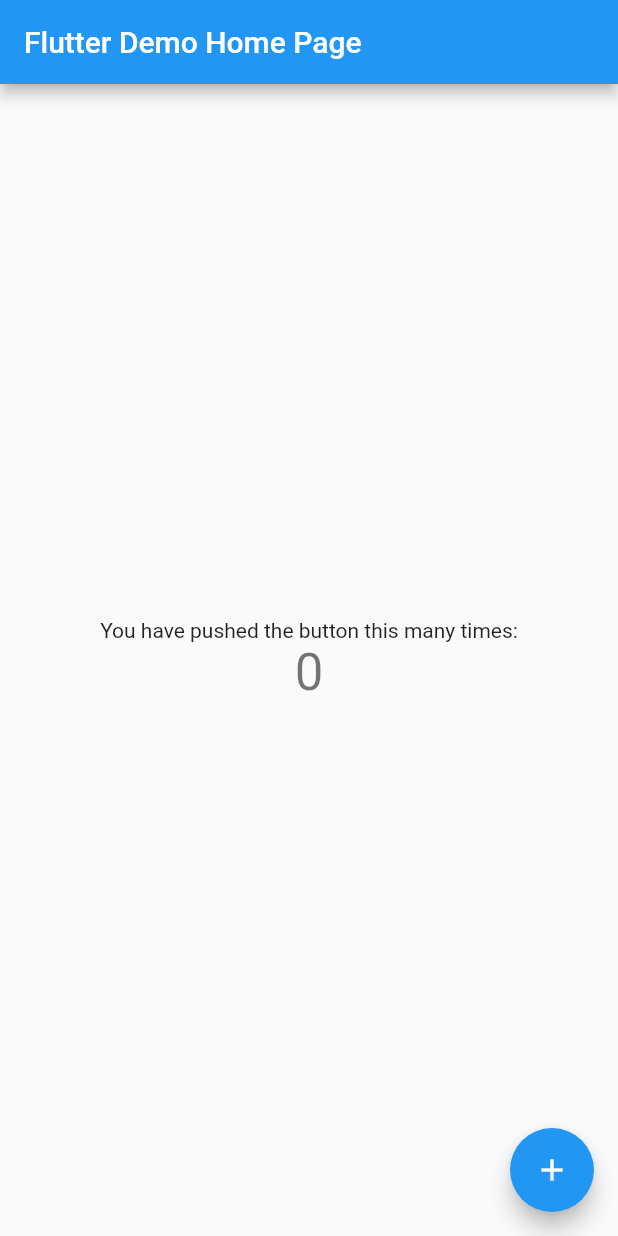
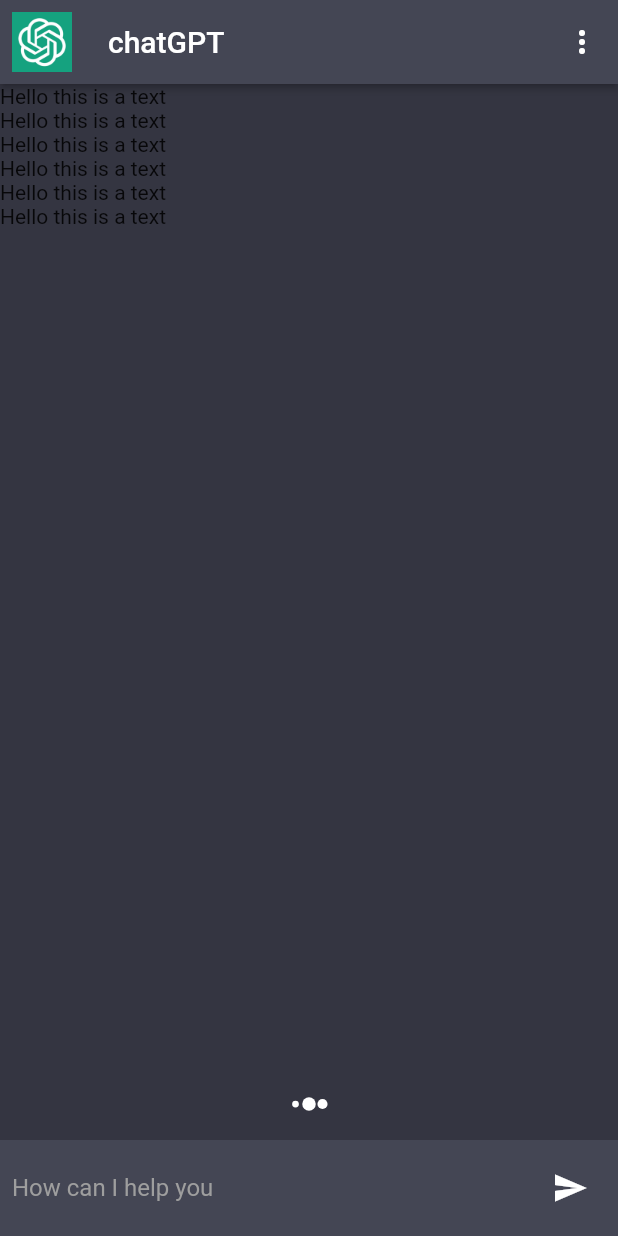
Before and after one commit to ElvisTV/chatbot, a Flutter app: the screen it shows after launch, on a phone screen of 412 x 824 dp. Run offline on Flutter 3.47's test engine with Material 2 defaults, Android fonts, the phone set to English and light mode, and no system bars; our stand-ins replace flutter_spinkit.

Commit message:
30 minits finish

```diff
--- /dev/null
+++ b/lib/constants/constants.dart
@@ -0,0 +1,5 @@
+import 'package:flutter/material.dart';
+
+Color scaffoldBackground = const Color(0xFF343541);
+
+Color cardColor = const Color(0xFF444654);
--- a/lib/main.dart
+++ b/lib/main.dart
@@ -1,4 +1,7 @@
+import 'package:chatgpt_course/constants/constants.dart';
+import 'package:chatgpt_course/screens/chat_screen.dart';
 import 'package:flutter/material.dart';
+
 
 void main() {
   runApp(const MyApp());
@@ -12,104 +15,14 @@ class MyApp extends StatelessWidget {
   Widget build(BuildContext context) {
     return MaterialApp(
       title: 'Flutter Demo',
+      debugShowCheckedModeBanner: false,
       theme: ThemeData(
-        // This is the theme of your application.
-        //
-        // Try running your application with "flutter run". You'll see the
-        // application has a blue toolbar. Then, without quitting the app, try
-        // changing the primarySwatch below to Colors.green and then invoke
-        // "hot reload" (press "r" in the console where you ran "flutter run",
-        // or simply save your changes to "hot reload" in a Flutter IDE).
-        // Notice that the counter didn't reset back to zero; the application
-        // is not restarted.
-        primarySwatch: Colors.blue,
+        scaffoldBackgroundColor: scaffoldBackground,
+        appBarTheme: AppBarTheme(
+          color: cardColor,
+        )
       ),
-      home: const MyHomePage(title: 'Flutter Demo Home Page'),
+      home: const ChatScreen(),
     );
   }
 }
-
-class MyHomePage extends StatefulWidget {
-  const MyHomePage({super.key, required this.title});
-
-  // This widget is the home page of your application. It is stateful, meaning
-  // that it has a State object (defined below) that contains fields that affect
-  // how it looks.
-
-  // This class is the configuration for the state. It holds the values (in this
-  // case the title) provided by the parent (in this case the App widget) and
-  // used by the build method of the State. Fields in a Widget subclass are
-  // always marked "final".
-
-  final String title;
-
-  @override
-  State<MyHomePage> createState() => _MyHomePageState();
-}
-
-class _MyHomePageState extends State<MyHomePage> {
-  int _counter = 0;
-
-  void _incrementCounter() {
-    setState(() {
-      // This call to setState tells the Flutter framework that something has
-      // changed in this State, which causes it to rerun the build method below
-      // so that the display can reflect the updated values. If we changed
-      // _counter without calling setState(), then the build method would not be
-      // called again, and so nothing would appear to happen.
-      _counter++;
-    });
-  }
-
-  @override
-  Widget build(BuildContext context) {
-    // This method is rerun every time setState is called, for instance as done
-    // by the _incrementCounter method above.
-    //
-    // The Flutter framework has been optimized to make rerunning build methods
-    // fast, so that you can just rebuild anything that needs updating rather
-    // than having to individually change instances of widgets.
-    return Scaffold(
-      appBar: AppBar(
-        // Here we take the value from the MyHomePage object that was created by
-        // the App.build method, and use it to set our appbar title.
-        title: Text(widget.title),
-      ),
-      body: Center(
-        // Center is a layout widget. It takes a single child and positions it
-        // in the middle of the parent.
-        child: Column(
-          // Column is also a layout widget. It takes a list of children and
-          // arranges them vertically. By default, it sizes itself to fit its
-          // children horizontally, and tries to be as tall as its parent.
-          //
-          // Invoke "debug painting" (press "p" in the console, choose the
-          // "Toggle Debug Paint" action from the Flutter Inspector in Android
-          // Studio, or the "Toggle Debug Paint" command in Visual Studio Code)
-          // to see the wireframe for each widget.
-          //
-          // Column has various properties to control how it sizes itself and
-          // how it positions its children. Here we use mainAxisAlignment to
-          // center the children vertically; the main axis here is the vertical
-          // axis because Columns are vertical (the cross axis would be
-          // horizontal).
-          mainAxisAlignment: MainAxisAlignment.center,
-          children: <Widget>[
-            const Text(
-              'You have pushed the button this many times:',
-            ),
-            Text(
-              '$_counter',
-              style: Theme.of(context).textTheme.headlineMedium,
-            ),
-          ],
-        ),
-      ),
-      floatingActionButton: FloatingActionButton(
-        onPressed: _incrementCounter,
-        tooltip: 'Increment',
-        child: const Icon(Icons.add),
-      ), // This trailing comma makes auto-formatting nicer for build methods.
-    );
-  }
-}
--- /dev/null
+++ b/lib/screens/chat_screen.dart
@@ -0,0 +1,103 @@
+import 'package:chatgpt_course/constants/constants.dart';
+import 'package:chatgpt_course/services/assets_manager.dart';
+import 'package:flutter/material.dart';
+import 'package:flutter_spinkit/flutter_spinkit.dart';
+
+class ChatScreen extends StatefulWidget {
+  const ChatScreen({super.key});
+
+  @override
+  State<ChatScreen> createState() => _ChatScreenState();
+}
+
+class _ChatScreenState extends State<ChatScreen> {
+  final bool _isTyping = true;
+
+  late TextEditingController textEditingController;
+
+  @override
+  void initState() {
+    textEditingController = TextEditingController();
+    super.initState();
+  }
+
+  @override
+  void dispose() {
+    textEditingController.dispose();
+    super.dispose();
+  }
+
+  @override
+  Widget build(BuildContext context) {
+    return Scaffold(
+      appBar: AppBar(
+        elevation: 2,
+        leading: Padding(
+          padding: const EdgeInsets.all(8.0),
+          child: Image.asset(AssetsManager.openaiLogo),
+        ),
+        title: const Text("chatGPT"),
+        actions: [IconButton(
+          onPressed: (){},
+          icon: const Icon(
+              Icons.more_vert_rounded,
+              color: Colors.white,
+            )
+        )],
+      ),
+      body: SafeArea(
+        child: Column(
+          children: [
+            Flexible(
+              child: ListView.builder(
+                itemCount: 6,
+                itemBuilder: (context, index) {
+                  return const Text("Hello this is a text");
+                },
+              )
+            ),
+            if (_isTyping) ...[
+              const SpinKitThreeBounce(
+                color: Colors.white,
+                size: 18,
+              ),
+              const SizedBox(height: 15,),
+              Material(
+                color: cardColor,
+                child: Padding(
+                  padding: const EdgeInsets.all(8.0),
+                  child: Row(
+                    children: [
+                      Expanded(
+                        child: TextField(
+                          style: const TextStyle(color: Colors.white),
+                          controller: textEditingController,
+                          onSubmitted: (value) {
+
+                          },
+                          decoration: const InputDecoration.collapsed(
+                            hintText: "How can I help you",
+                            hintStyle: TextStyle(color: Colors.grey)
+
+                          ),
+
+                        ),
+                      ),
+                      IconButton(
+                        onPressed: () {},
+                        icon: const Icon(
+                          Icons.send,
+                          color: Colors.white,
+                        )
+                      )
+                    ],
+                  ),
+                ),
+              )
+            ]
+          ],
+        ),
+      ),
+    );
+  }
+}
--- /dev/null
+++ b/lib/services/assets_manager.dart
@@ -0,0 +1,6 @@
+class AssetsManager {
+  static String imagePath = "assets/images";
+  static String userImage = "$imagePath/person.png";
+  static String botImage = "$imagePath/chat_logo.png";
+  static String openaiLogo = "$imagePath/openai_logo.jpg";
+}
```
